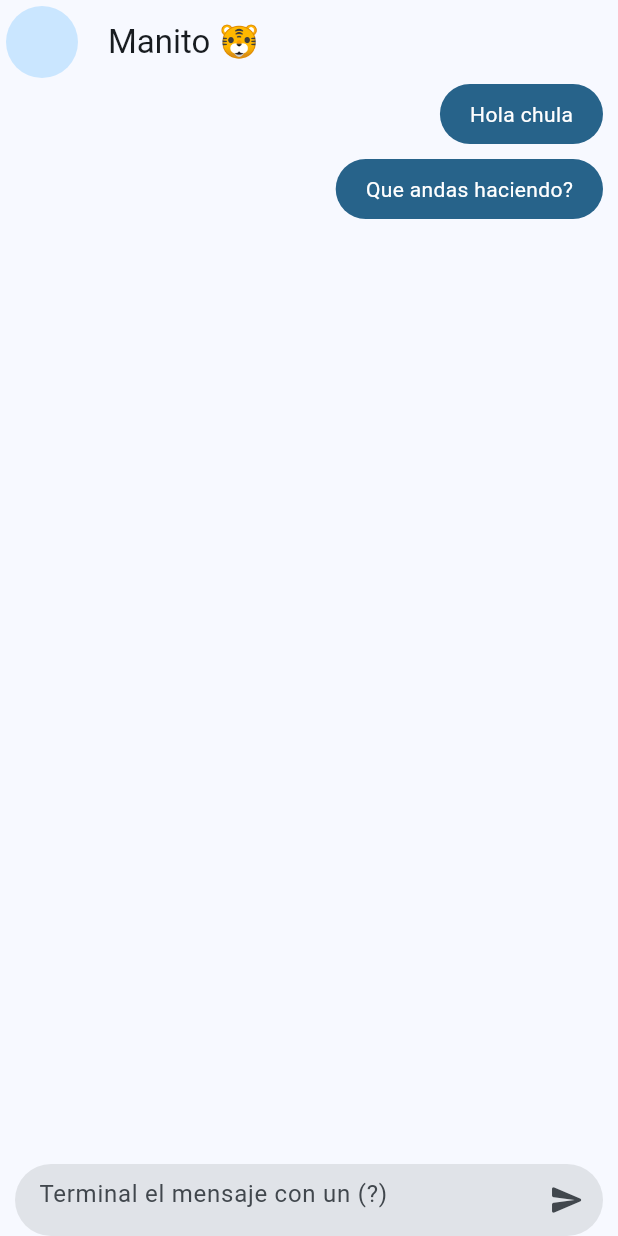
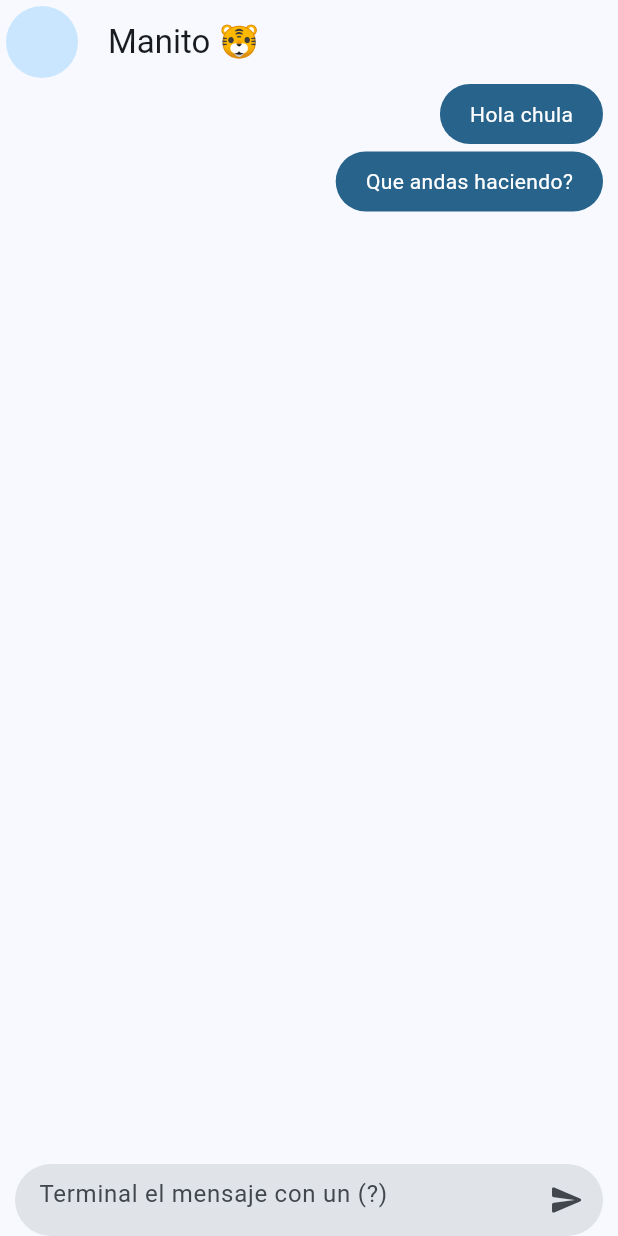
Before and after one commit to louysdev/yes_no_app, a Flutter app: the screen it shows after launch, on a phone screen of 412 x 824 dp. Run offline on Flutter 3.47's test engine with Material 3 defaults, Android fonts, the phone set to English and light mode, and no system bars.

```diff
--- a/lib/presentation/screens/chat/chat_screen.dart
+++ b/lib/presentation/screens/chat/chat_screen.dart
@@ -55,6 +55,8 @@ class _ChatView extends StatelessWidget {
           children: [
             Expanded(
                 child: ListView.builder(
+              // Este controller se amarra con el provider
+              controller: chatProvider.chatScrollController,
               itemCount: chatProvider.messageList.length,
               itemBuilder: (context, index) {
                 // Obtener del provider las lista de mensajes, e sacar un mensaje en especifico
--- a/lib/presentation/widgets/chat/my_message_bubble.dart
+++ b/lib/presentation/widgets/chat/my_message_bubble.dart
@@ -27,7 +27,7 @@ class MyMessageBubble extends StatelessWidget {
             ),
           ),
         ),
-        SizedBox(height: 10)
+        SizedBox(height: 5)
       ],
     );
   }
```
Also changed, not shown: lib/presentation/providers/chat_provider.dart (+11 -0 lines), lib/presentation/widgets/shared/message_field_box.dart (+2 -6 lines).
